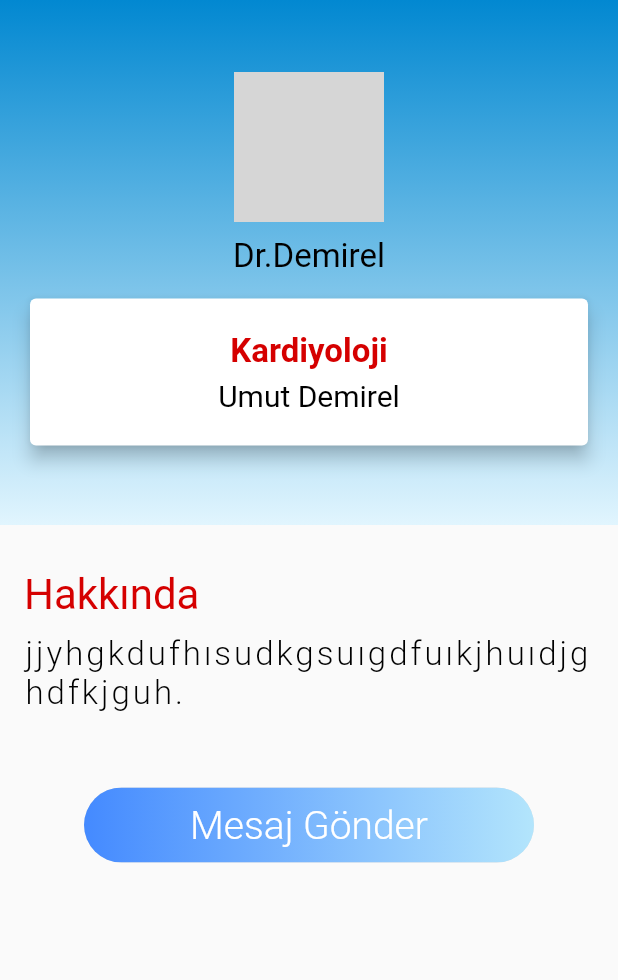
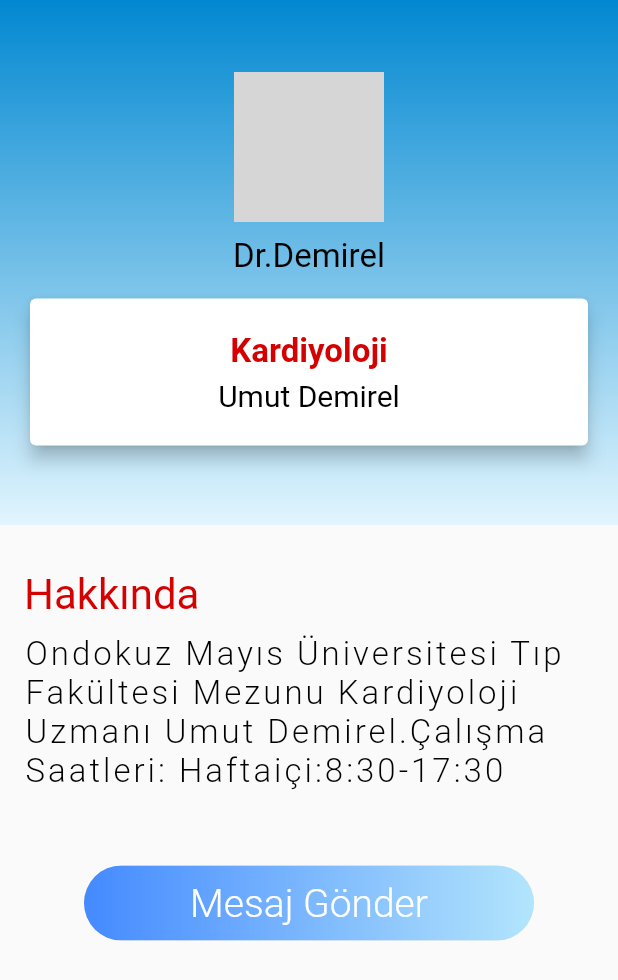
Before and after one commit to emineiskenderrr/finalprojesi, a Flutter app: the DoktorProfile screen opened directly, on a phone screen of 412 x 824 dp. Shown: the top 980 px of the screen. Run offline on Flutter 3.47's test engine with Material 2 defaults, Android fonts, the phone set to English and light mode, and no system bars; network calls fail; grey boxes are pictures that could not be loaded.

Commit message:
proje dosyası

```diff
--- a/lib/Screens/DoctorProfile/doktor_profile.dart
+++ b/lib/Screens/DoctorProfile/doktor_profile.dart
@@ -104,7 +104,9 @@ class DoktorProfile extends StatelessWidget {
                     height: 10.0,
                   ),
                   Text(
-                    "jjyhgkdufhısudkgsuıgdfuıkjhuıdjghdfkjguh."
+                    "Ondokuz Mayıs Üniversitesi Tıp Fakültesi Mezunu Kardiyoloji Uzmanı Umut Demirel."
+                        "Çalışma Saatleri: "
+                        "Haftaiçi:8:30-17:30"
                         ,
                     style: TextStyle(
                       fontSize: 22.0,
```
